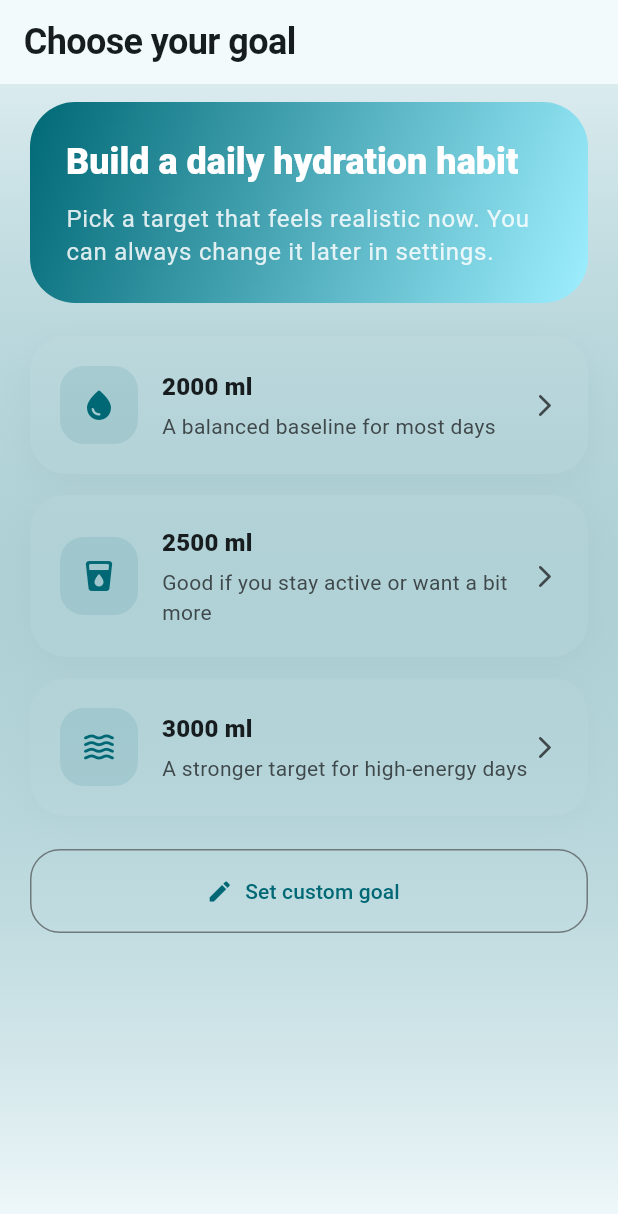
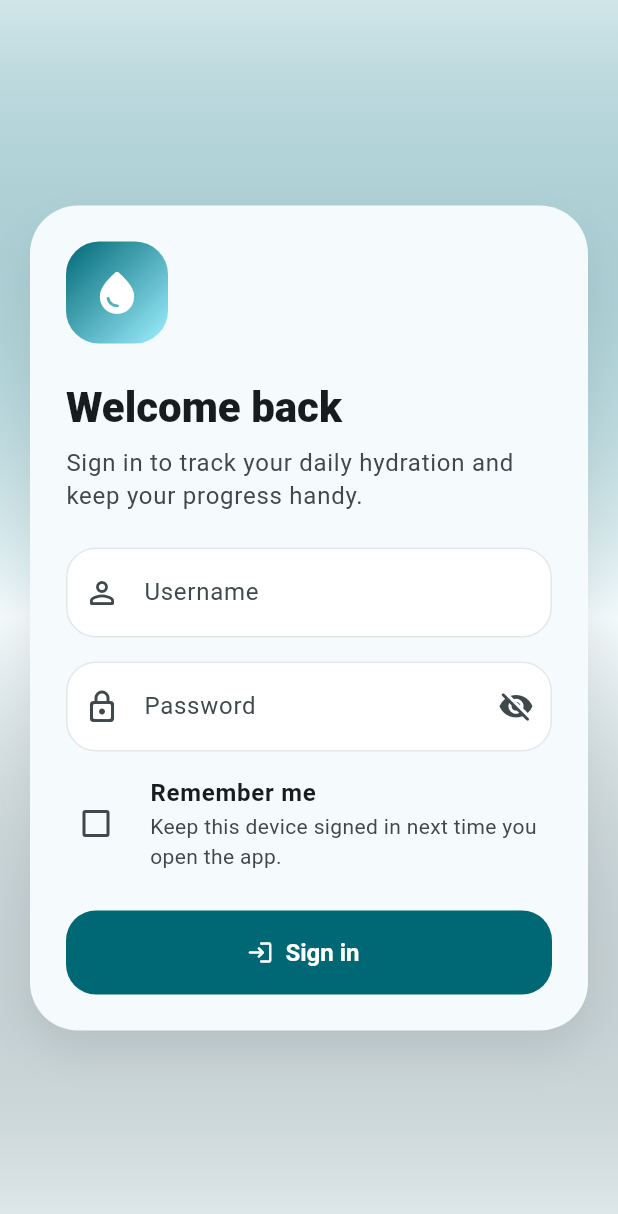
Before and after one commit to yxshxsmv/Daily-Hydration-tracker, a Flutter app: the screen it shows after launch, on a phone screen of 412 x 824 dp. Shown: the top 1214 px of the screen. Run offline on Flutter 3.47's test engine with Material 3 defaults, Android fonts, the phone set to English and light mode, and no system bars; our stand-ins replace shared_preferences.

Commit message:
added a login page

```diff
--- a/lib/main.dart
+++ b/lib/main.dart
@@ -3,6 +3,7 @@ import 'package:shared_preferences/shared_preferences.dart';
 
 import 'screens/goal_screen.dart';
 import 'screens/home_screen.dart';
+import 'screens/login_screen.dart';
 
 void main() {
   runApp(const MyApp());
@@ -11,7 +12,15 @@ void main() {
 class MyApp extends StatelessWidget {
   const MyApp({super.key});
 
-  Future<bool> goalExists() async {
+  Future<bool> _shouldSkipLogin() async {
+    final prefs = await SharedPreferences.getInstance();
+    final rememberMe = prefs.getBool('rememberMe') ?? false;
+    final loggedIn = prefs.getBool('loggedIn') ?? false;
+
+    return rememberMe && loggedIn;
+  }
+
+  Future<bool> _goalExists() async {
     final prefs = await SharedPreferences.getInstance();
     return prefs.containsKey('goal');
   }
@@ -130,7 +139,7 @@ class MyApp extends StatelessWidget {
           darkTheme: _buildTheme(Brightness.dark),
           themeMode: darkMode ? ThemeMode.dark : ThemeMode.light,
           home: FutureBuilder(
-            future: goalExists(),
+            future: _shouldSkipLogin(),
             builder: (context, snapshot) {
               if (!snapshot.hasData) {
                 return const Scaffold(
@@ -140,11 +149,28 @@ class MyApp extends StatelessWidget {
                 );
               }
 
-              if (snapshot.data == true) {
-                return const HomeScreen();
+              if (snapshot.data == false) {
+                return const LoginScreen();
               }
 
-              return const GoalScreen();
+              return FutureBuilder(
+                future: _goalExists(),
+                builder: (context, goalSnapshot) {
+                  if (!goalSnapshot.hasData) {
+                    return const Scaffold(
+                      body: Center(
+                        child: CircularProgressIndicator(),
+                      ),
+                    );
+                  }
+
+                  if (goalSnapshot.data == true) {
+                    return const HomeScreen();
+                  }
+
+                  return const GoalScreen();
+                },
+              );
             },
           ),
         );
--- /dev/null
+++ b/lib/screens/login_screen.dart
@@ -0,0 +1,229 @@
+import 'package:flutter/material.dart';
+import 'package:shared_preferences/shared_preferences.dart';
+
+import 'goal_screen.dart';
+import 'home_screen.dart';
+
+class LoginScreen extends StatefulWidget {
+  const LoginScreen({super.key});
+
+  @override
+  State<LoginScreen> createState() => _LoginScreenState();
+}
+
+class _LoginScreenState extends State<LoginScreen> {
+  final TextEditingController usernameController = TextEditingController();
+  final TextEditingController passwordController = TextEditingController();
+
+  bool rememberMe = false;
+  bool obscurePassword = true;
+
+  @override
+  void initState() {
+    super.initState();
+    _loadSavedCredentials();
+  }
+
+  @override
+  void dispose() {
+    usernameController.dispose();
+    passwordController.dispose();
+    super.dispose();
+  }
+
+  Future<void> _loadSavedCredentials() async {
+    final prefs = await SharedPreferences.getInstance();
+    final savedRememberMe = prefs.getBool('rememberMe') ?? false;
+
+    if (!mounted) {
+      return;
+    }
+
+    setState(() {
+      rememberMe = savedRememberMe;
+      usernameController.text = prefs.getString('savedUsername') ?? '';
+      passwordController.text = savedRememberMe
+          ? (prefs.getString('savedPassword') ?? '')
+          : '';
+    });
+  }
+
+  Future<void> _handleLogin() async {
+    final username = usernameController.text.trim();
+    final password = passwordController.text.trim();
+
+    if (username.isEmpty || password.isEmpty) {
+      ScaffoldMessenger.of(context).showSnackBar(
+        const SnackBar(
+          content: Text('Enter both username and password to continue.'),
+        ),
+      );
+      return;
+    }
+
+    final prefs = await SharedPreferences.getInstance();
+    await prefs.setBool('loggedIn', true);
+    await prefs.setBool('rememberMe', rememberMe);
+
+    if (rememberMe) {
+      await prefs.setString('savedUsername', username);
+      await prefs.setString('savedPassword', password);
+    } else {
+      await prefs.remove('savedUsername');
+      await prefs.remove('savedPassword');
+    }
+
+    final hasGoal = prefs.containsKey('goal');
+
+    if (!mounted) {
+      return;
+    }
+
+    Navigator.pushReplacement(
+      context,
+      MaterialPageRoute(
+        builder: (_) => hasGoal ? const HomeScreen() : const GoalScreen(),
+      ),
+    );
+  }
+
+  @override
+  Widget build(BuildContext context) {
+    final theme = Theme.of(context);
+
+    return Scaffold(
+      body: Container(
+        decoration: BoxDecoration(
+          gradient: LinearGradient(
+            begin: Alignment.topCenter,
+            end: Alignment.bottomCenter,
+            colors: [
+              theme.colorScheme.primary.withOpacity(0.14),
+              theme.scaffoldBackgroundColor,
+              theme.colorScheme.secondary.withOpacity(0.10),
+            ],
+          ),
+        ),
+        child: SafeArea(
+          child: Center(
+            child: SingleChildScrollView(
+              padding: const EdgeInsets.all(20),
+              child: ConstrainedBox(
+                constraints: const BoxConstraints(maxWidth: 460),
+                child: Container(
+                  padding: const EdgeInsets.all(24),
+                  decoration: BoxDecoration(
+                    color: theme.cardColor,
+                    borderRadius: BorderRadius.circular(32),
+                    boxShadow: [
+                      BoxShadow(
+                        color: Colors.black.withOpacity(0.08),
+                        blurRadius: 24,
+                        offset: const Offset(0, 14),
+                      ),
+                    ],
+                  ),
+                  child: Column(
+                    crossAxisAlignment: CrossAxisAlignment.start,
+                    children: [
+                      Container(
+                        width: 68,
+                        height: 68,
+                        decoration: BoxDecoration(
+                          borderRadius: BorderRadius.circular(22),
+                          gradient: LinearGradient(
+                            colors: [
+                              theme.colorScheme.primary,
+                              theme.colorScheme.primaryContainer,
+                            ],
+                            begin: Alignment.topLeft,
+                            end: Alignment.bottomRight,
+                          ),
+                        ),
+                        child: Icon(
+                          Icons.water_drop_rounded,
+                          color: theme.colorScheme.onPrimary,
+                          size: 34,
+                        ),
+                      ),
+                      const SizedBox(height: 24),
+                      Text(
+                        'Welcome back',
+                        style: theme.textTheme.headlineMedium?.copyWith(
+                          fontWeight: FontWeight.w900,
+                        ),
+                      ),
+                      const SizedBox(height: 8),
+                      Text(
+                        'Sign in to track your daily hydration and keep your progress handy.',
+                        style: theme.textTheme.bodyLarge?.copyWith(
+                          color: theme.colorScheme.onSurfaceVariant,
+                          height: 1.4,
+                        ),
+                      ),
+                      const SizedBox(height: 24),
+                      TextField(
+                        controller: usernameController,
+                        textInputAction: TextInputAction.next,
+                        decoration: const InputDecoration(
+                          labelText: 'Username',
+                          prefixIcon: Icon(Icons.person_outline_rounded),
+                        ),
+                      ),
+                      const SizedBox(height: 16),
+                      TextField(
+                        controller: passwordController,
+                        obscureText: obscurePassword,
+                        onSubmitted: (_) => _handleLogin(),
+                        decoration: InputDecoration(
+                          labelText: 'Password',
+                          prefixIcon: const Icon(Icons.lock_outline_rounded),
+                          suffixIcon: IconButton(
+                            onPressed: () {
+                              setState(() {
+                                obscurePassword = !obscurePassword;
+                              });
+                            },
+                            icon: Icon(
+                              obscurePassword
+                                  ? Icons.visibility_off_rounded
+                                  : Icons.visibility_rounded,
+                            ),
+                          ),
+                        ),
+                      ),
+                      const SizedBox(height: 8),
+                      CheckboxListTile(
+                        value: rememberMe,
+                        onChanged: (value) {
+                          setState(() {
+                            rememberMe = value ?? false;
+                          });
+                        },
+                        contentPadding: EdgeInsets.zero,
+                        controlAffinity: ListTileControlAffinity.leading,
+                        title: const Text(
+                          'Remember me',
+                          style: TextStyle(fontWeight: FontWeight.w700),
+                        ),
+                        subtitle: const Text(
+                          'Keep this device signed in next time you open the app.',
+                        ),
+                      ),
+                      const SizedBox(height: 18),
+                      FilledButton.icon(
+                        onPressed: _handleLogin,
+                        icon: const Icon(Icons.login_rounded),
+                        label: const Text('Sign in'),
+                      ),
+                    ],
+                  ),
+                ),
+              ),
+            ),
+          ),
+        ),
+      ),
+    );
+  }
+}
```
Also changed, not shown: lib/screens/settings_screen.dart (+29 -0 lines).
